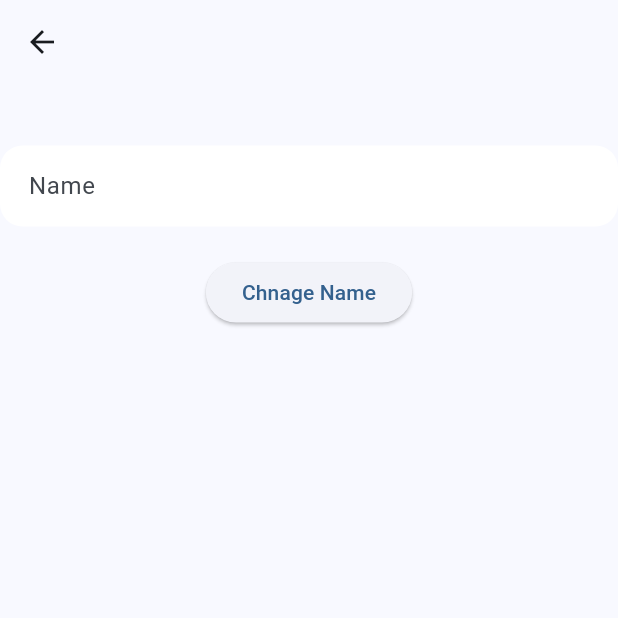
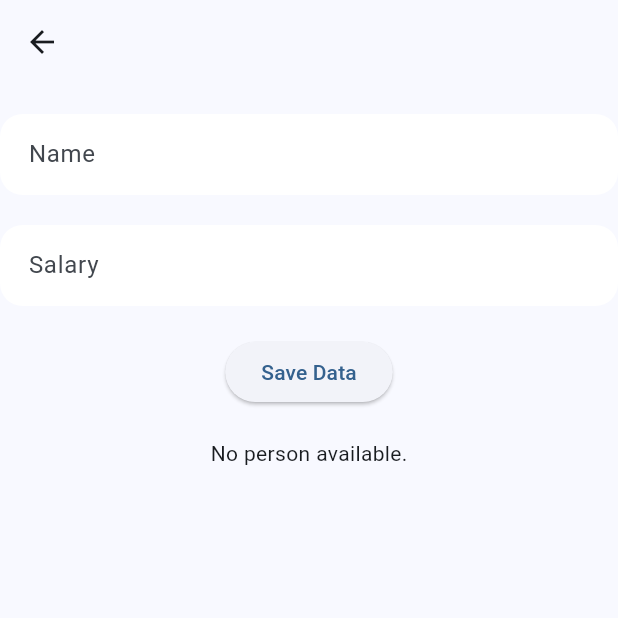
Before and after one commit to AniketN23111/firebase_message, a Flutter app: the screen it shows after launch, after a tap on "Extra Page", on a phone screen of 412 x 824 dp, the top half of it. Run offline on Flutter 3.47's test engine with Material 3 defaults, Android fonts, the phone set to English and light mode, and no system bars; our stand-ins replace firebase_core, firebase_crashlytics, firebase_messaging, firebase_remote_config, flutter_local_notifications, hive and 1 more; accounts and stored records are empty.

Commit message:
Added the HIve Example

```diff
--- /dev/null
+++ b/lib/Constants/person_service.dart
@@ -0,0 +1,33 @@
+import 'package:message/Model/personal_details.dart';
+import 'package:hive_flutter/hive_flutter.dart';
+
+class PersonService {
+  final String _boxName = "personal_details";
+
+  Future<Box<PersonalDetails>> get _box async =>
+      await Hive.openBox<PersonalDetails>(_boxName);
+
+//create
+  Future<void> addPerson(PersonalDetails personModel) async {
+    var box = await _box;
+    await box.add(personModel);
+  }
+
+//read
+  Future<List<PersonalDetails>> getAllPerson() async {
+    var box = await _box;
+    return box.values.toList();
+  }
+
+//update
+  Future<void> updateDeck(int index, PersonalDetails personModel) async {
+    var box = await _box;
+    await box.putAt(index, personModel);
+  }
+
+//delete
+  Future<void> deletePerson(int index) async {
+    var box = await _box;
+    await box.deleteAt(index);
+  }
+}
--- /dev/null
+++ b/lib/Model/personal_details.dart
@@ -0,0 +1,11 @@
+import 'package:hive/hive.dart';
+part 'personal_details.g.dart';
+
+@HiveType(typeId: 0)
+class PersonalDetails {
+  @HiveField(0)
+  final String name;
+  @HiveField(1)
+  final int salary;
+  const PersonalDetails(this.name, this.salary);
+}
--- a/lib/Views/extra_page.dart
+++ b/lib/Views/extra_page.dart
@@ -1,5 +1,7 @@
 import 'package:flutter/material.dart';
-import 'package:hive/hive.dart';
+import 'package:hive_flutter/adapters.dart';
+import 'package:message/Constants/person_service.dart';
+import 'package:message/Model/personal_details.dart';
 
 class Extrapage extends StatefulWidget {
   const Extrapage({super.key});
@@ -10,14 +12,32 @@ class Extrapage extends StatefulWidget {
 
 class _ExtrapageState extends State<Extrapage> {
   String name = '';
-  TextEditingController _name = TextEditingController();
-  late final userBox;
+  int salary = 0;
+  TextEditingController _nameController = TextEditingController();
+  TextEditingController _salaryController = TextEditingController();
+  late Box<PersonalDetails> userBox;
+  final PersonService _personService = PersonService();
 
   @override
   void initState() {
     super.initState();
-    userBox = Hive.box('hive_box');
-    name = userBox.get('name') ?? '';
+    _openBox();
+  }
+
+  Future<void> _openBox() async {
+    userBox = await Hive.openBox<PersonalDetails>('personal_details');
+
+    setState(() {
+      name = userBox.get('name')?.name ?? '';
+      salary = userBox.get('name')?.salary ?? 0;
+    });
+  }
+
+  void saveData() async {
+    String name = _nameController.text.trim();
+    int salary = int.parse(_salaryController.text);
+    var person = PersonalDetails(name, salary);
+    await _personService.addPerson(person);
   }
 
   @override
@@ -27,13 +47,10 @@ class _ExtrapageState extends State<Extrapage> {
       body: Center(
         child: Column(
           children: [
-            Text(name),
-            SizedBox(
-              height: 20,
-            ),
+            SizedBox(height: 20),
             TextFormField(
               keyboardType: TextInputType.text,
-              controller: _name,
+              controller: _nameController,
               validator: (text) {
                 if (text == null || text.isEmpty) {
                   return "Name is Empty";
@@ -47,18 +64,71 @@ class _ExtrapageState extends State<Extrapage> {
                 hintText: 'Name',
                 border: OutlineInputBorder(
                   borderRadius: BorderRadius.circular(15),
-                      borderSide: BorderSide.none)),
+                  borderSide: BorderSide.none,
                 ),
-            SizedBox(
-              height: 20,
               ),
-            ElevatedButton(
+            ),
+            SizedBox(height: 20),
+            TextFormField(
+              keyboardType: TextInputType.number,
+              controller: _salaryController,
+              validator: (text) {
+                if (text == null || text.isEmpty) {
+                  return "Salary is Empty";
+                }
+                return null;
+              },
+              decoration: InputDecoration(
+                filled: true,
+                fillColor: Colors.white,
+                contentPadding: const EdgeInsets.all(15),
+                hintText: 'Salary',
+                border: OutlineInputBorder(
+                  borderRadius: BorderRadius.circular(15),
+                  borderSide: BorderSide.none,
+                ),
+              ),
+            ),
+            SizedBox(height: 20),
+            ElevatedButton(onPressed: saveData, child: Text('Save Data')),
+            SizedBox(height: 20),
+            FutureBuilder(
+              future: _personService.getAllPerson(),
+              builder: (context, snapshot) {
+                if (snapshot.connectionState == ConnectionState.done) {
+                  return ValueListenableBuilder(
+                    valueListenable:
+                        Hive.box<PersonalDetails>('personal_details')
+                            .listenable(),
+                    builder: (context, Box<PersonalDetails> box, _) {
+                      if (box.values.isEmpty) {
+                        return const Center(
+                            child: Text("No person available."));
+                      }
+                      return Expanded(
+                        child: ListView.builder(
+                          itemCount: box.values.length,
+                          itemBuilder: (context, index) {
+                            final person = box.getAt(index);
+                            return ListTile(
+                              title: Text(person?.name ?? 'N/A'),
+                              subtitle: Text('Salary: ${person?.salary ?? 0}'),
+                              trailing: IconButton(
                                   onPressed: () {
-                  setState(() {
-                    userBox.put('name', _name.text);
-                  });
+                                    _personService.deletePerson(index);
                                   },
-                child: Text('Chnage Name')),
+                                  icon: Icon(Icons.delete)),
+                            );
+                          },
+                        ),
+                      );
+                    },
+                  );
+                } else {
+                  return const Center(child: CircularProgressIndicator());
+                }
+              },
+            ),
           ],
         ),
       ),
--- a/lib/main.dart
+++ b/lib/main.dart
@@ -7,6 +7,7 @@ import 'package:flutter/material.dart';
 import 'package:hive_flutter/adapters.dart';
 import 'package:message/Constants/notification_receiver.dart';
 import 'package:message/Constants/routes_name.dart';
+import 'package:message/Model/personal_details.dart';
 import 'package:message/Views/chat.dart';
 import 'package:message/Views/extra_page.dart';
 import 'package:message/Views/my_home_page.dart';
@@ -17,7 +18,7 @@ Future<void> main() async {
   await Firebase.initializeApp(options: DefaultFirebaseOptions.currentPlatform);
   await NotificationReceiver.initLocalNotification();
   await Hive.initFlutter();
-  await Hive.openBox('hive_box');
+  Hive.registerAdapter(PersonalDetailsAdapter());
 
   const fatalError = true;
   FlutterError.onError = (errorDetails) {
```
Also changed, not shown: lib/Model/personal_details.g.dart (added). Lines whose indentation alone changed are shown as unchanged.
